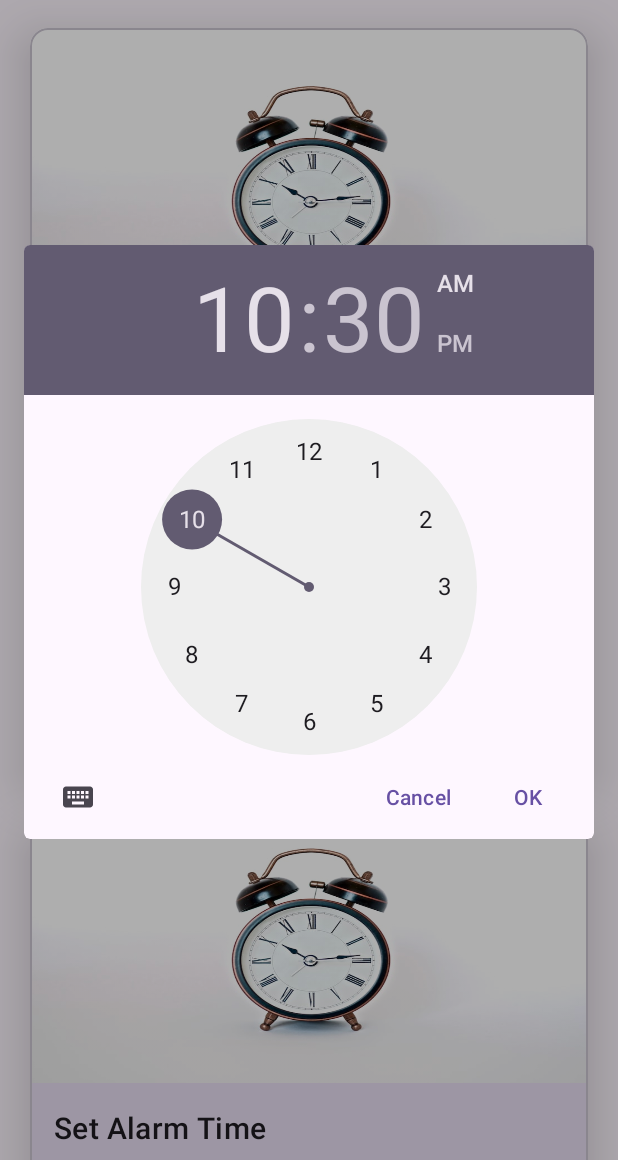
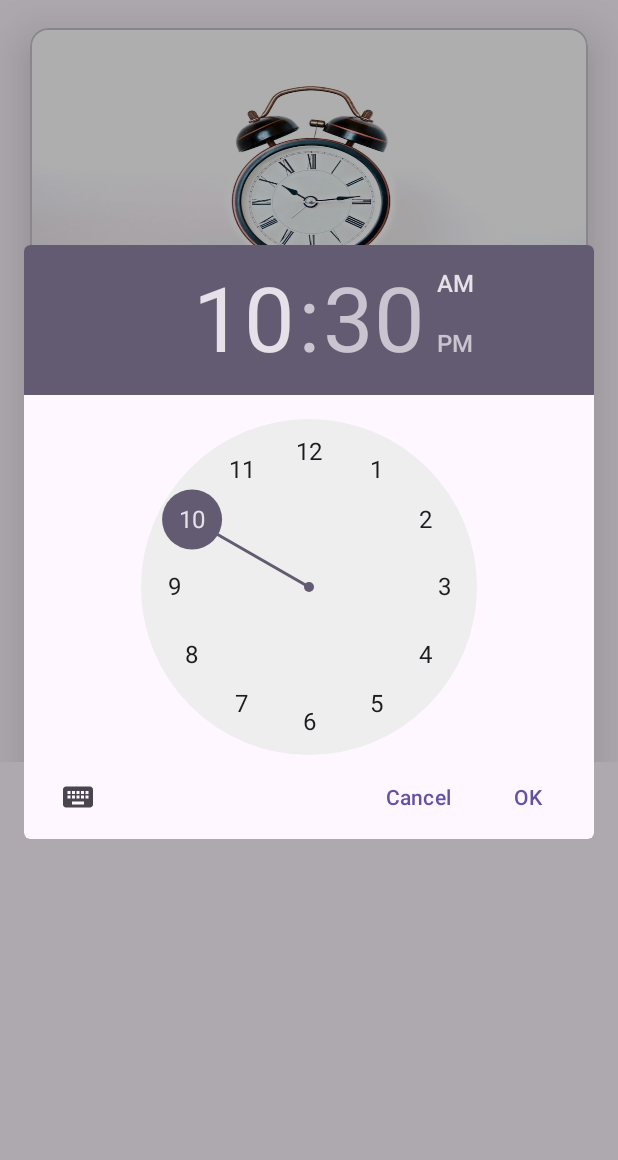
Before and after one commit to vedant15708/MAD_practical8_21012011059, an Android app: the screen it shows after launch (MainActivity), after a tap on "Create Alarm", on a phone screen of 412 x 824 dp, the part 76-1236 px from its top. Run offline under Robolectric (Android 15) with nearby library versions, the phone set to English and light mode, and no system bars.

Commit message:
practical 8

```diff
--- a/app/src/main/java/com/vedantpansuriya/mad_practical8_21012011059/MainActivity.kt
+++ b/app/src/main/java/com/vedantpansuriya/mad_practical8_21012011059/MainActivity.kt
@@ -25,9 +25,8 @@ class MainActivity : AppCompatActivity() {
 
         card.visibility = View.GONE
         addAlarm.setOnClickListener {
-            TimePickerDialog(this, {tp, hour, minute -> setAlarmTime(hour, minute)},Calendar.getInstance().get(Calendar.HOUR),Calendar.getInstance().get(Calendar.MINUTE),false).show()
-            //TimePickerDialog(this, { tp, hour, minute -> sendDialogDataToActivity(hour, minute) }, Calendar.HOUR, Calendar.MINUTE, false).show()
-            card.visibility = View.VISIBLE
+            TimePickerDialog(this, {tp, hour, minute -> setAlarmTime(hour, minute);
+                card.visibility = View.VISIBLE},Calendar.getInstance().get(Calendar.HOUR),Calendar.getInstance().get(Calendar.MINUTE),false).show()
         }
 
         val cancelAlarm : MaterialButton = findViewById(R.id.cancel)
```
